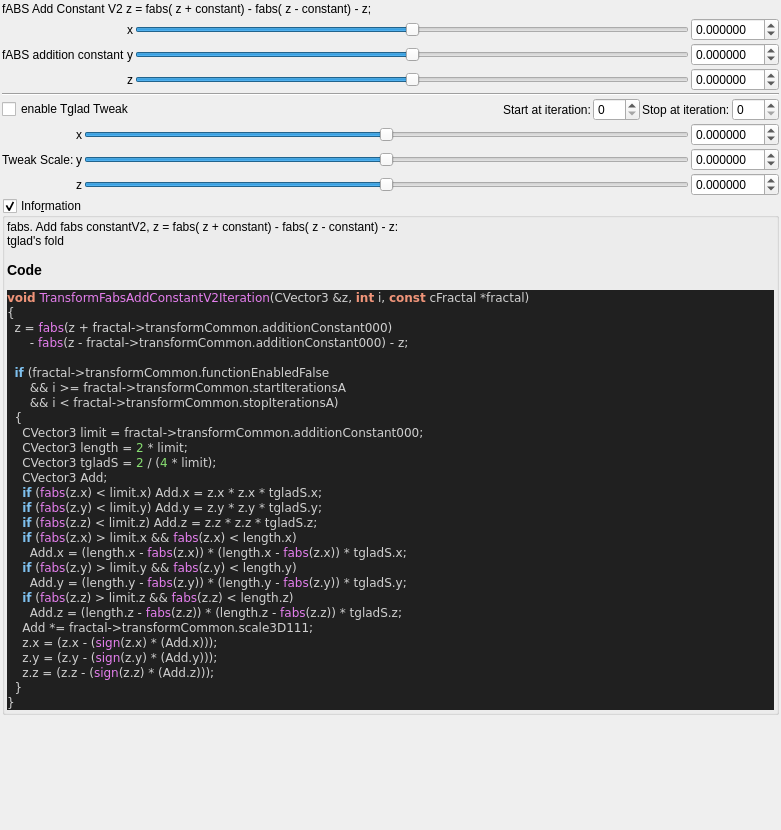
This is mandelbulber2/qt_data/fractal_transf_fabs_add_constantV2.ui in buddhi1980/mandelbulber2 as Qt 5 draws it before an edit. The edited form follows.
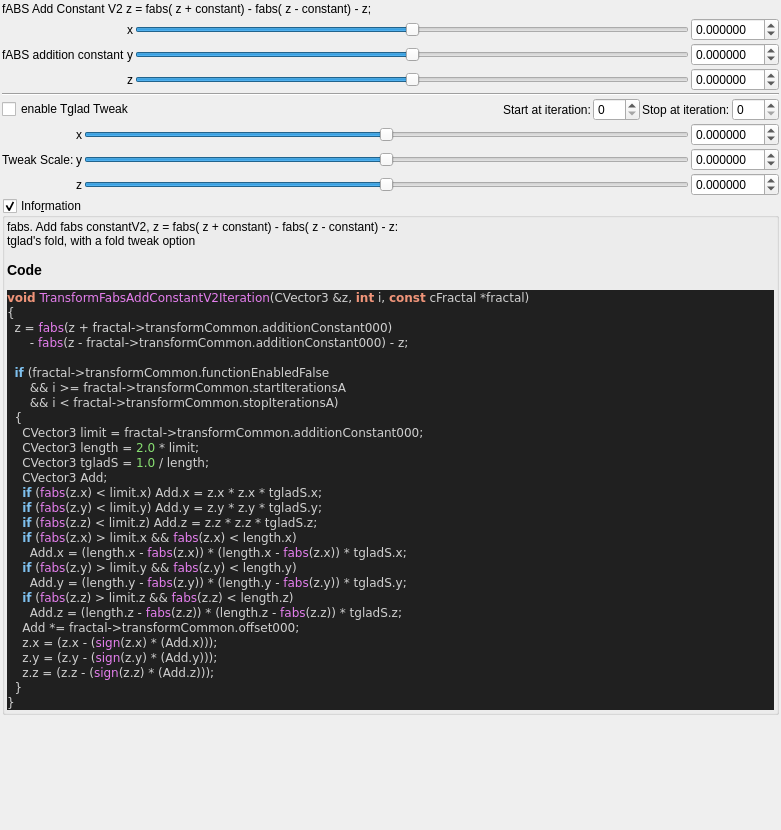
This is the edited form. Custom widgets are drawn as their Qt base class.

```diff
--- a/mandelbulber2/qt_data/fractal_transf_fabs_add_constantV2.ui
+++ b/mandelbulber2/qt_data/fractal_transf_fabs_add_constantV2.ui
@@ -501,7 +501,7 @@
       <item>
        <widget class="QLabel" name="label_code_content">
         <property name="text">
-         <string notr="true">&lt;p&gt;fabs. Add fabs constantV2,  z = fabs( z + constant) - fabs( z - constant) - z:&lt;br&gt;tglad's fold&lt;/p&gt;&lt;table&gt;
+         <string notr="true">&lt;p&gt;fabs. Add fabs constantV2,  z = fabs( z + constant) - fabs( z - constant) - z:&lt;br&gt;tglad's fold, with a fold tweak option&lt;/p&gt;&lt;table&gt;
 &lt;/table&gt;
 &lt;h3&gt;Code&lt;/h3&gt;
 &lt;body style=&quot;background-color:#202020&quot;&gt;
@@ -515,8 +515,8 @@
       &lt;span style=&quot;color:#d0d0d0&quot;&gt;&amp;amp;&amp;amp;&lt;/span&gt; i &lt;span style=&quot;color:#d0d0d0&quot;&gt;&amp;lt;&lt;/span&gt; fractal&lt;span style=&quot;color:#d0d0d0&quot;&gt;-&amp;gt;&lt;/span&gt;transformCommon&lt;span style=&quot;color:#d0d0d0&quot;&gt;.&lt;/span&gt;stopIterationsA&lt;span style=&quot;color:#d0d0d0&quot;&gt;)&lt;/span&gt;
   &lt;span style=&quot;color:#d0d0d0&quot;&gt;{&lt;/span&gt;
     CVector3 limit &lt;span style=&quot;color:#d0d0d0&quot;&gt;=&lt;/span&gt; fractal&lt;span style=&quot;color:#d0d0d0&quot;&gt;-&amp;gt;&lt;/span&gt;transformCommon&lt;span style=&quot;color:#d0d0d0&quot;&gt;.&lt;/span&gt;additionConstant000&lt;span style=&quot;color:#d0d0d0&quot;&gt;;&lt;/span&gt;
-    CVector3 length &lt;span style=&quot;color:#d0d0d0&quot;&gt;=&lt;/span&gt; &lt;span style=&quot;color:#87df71&quot;&gt;2&lt;/span&gt; &lt;span style=&quot;color:#d0d0d0&quot;&gt;*&lt;/span&gt; limit&lt;span style=&quot;color:#d0d0d0&quot;&gt;;&lt;/span&gt;
-    CVector3 tgladS &lt;span style=&quot;color:#d0d0d0&quot;&gt;=&lt;/span&gt; &lt;span style=&quot;color:#87df71&quot;&gt;2&lt;/span&gt; &lt;span style=&quot;color:#d0d0d0&quot;&gt;/ (&lt;/span&gt;&lt;span style=&quot;color:#87df71&quot;&gt;4&lt;/span&gt; &lt;span style=&quot;color:#d0d0d0&quot;&gt;*&lt;/span&gt; limit&lt;span style=&quot;color:#d0d0d0&quot;&gt;);&lt;/span&gt;
+    CVector3 length &lt;span style=&quot;color:#d0d0d0&quot;&gt;=&lt;/span&gt; &lt;span style=&quot;color:#87df71&quot;&gt;2.0&lt;/span&gt; &lt;span style=&quot;color:#d0d0d0&quot;&gt;*&lt;/span&gt; limit&lt;span style=&quot;color:#d0d0d0&quot;&gt;;&lt;/span&gt;
+    CVector3 tgladS &lt;span style=&quot;color:#d0d0d0&quot;&gt;=&lt;/span&gt; &lt;span style=&quot;color:#87df71&quot;&gt;1.0&lt;/span&gt; &lt;span style=&quot;color:#d0d0d0&quot;&gt;/&lt;/span&gt; length&lt;span style=&quot;color:#d0d0d0&quot;&gt;;&lt;/span&gt;
     CVector3 Add&lt;span style=&quot;color:#d0d0d0&quot;&gt;;&lt;/span&gt;
     &lt;span style=&quot;color:#7ec0ee; font-weight:bold&quot;&gt;if&lt;/span&gt; &lt;span style=&quot;color:#d0d0d0&quot;&gt;(&lt;/span&gt;&lt;span style=&quot;color:#e47eed&quot;&gt;fabs&lt;/span&gt;&lt;span style=&quot;color:#d0d0d0&quot;&gt;(&lt;/span&gt;z&lt;span style=&quot;color:#d0d0d0&quot;&gt;.&lt;/span&gt;x&lt;span style=&quot;color:#d0d0d0&quot;&gt;) &amp;lt;&lt;/span&gt; limit&lt;span style=&quot;color:#d0d0d0&quot;&gt;.&lt;/span&gt;x&lt;span style=&quot;color:#d0d0d0&quot;&gt;)&lt;/span&gt; Add&lt;span style=&quot;color:#d0d0d0&quot;&gt;.&lt;/span&gt;x &lt;span style=&quot;color:#d0d0d0&quot;&gt;=&lt;/span&gt; z&lt;span style=&quot;color:#d0d0d0&quot;&gt;.&lt;/span&gt;x &lt;span style=&quot;color:#d0d0d0&quot;&gt;*&lt;/span&gt; z&lt;span style=&quot;color:#d0d0d0&quot;&gt;.&lt;/span&gt;x &lt;span style=&quot;color:#d0d0d0&quot;&gt;*&lt;/span&gt; tgladS&lt;span style=&quot;color:#d0d0d0&quot;&gt;.&lt;/span&gt;x&lt;span style=&quot;color:#d0d0d0&quot;&gt;;&lt;/span&gt;
     &lt;span style=&quot;color:#7ec0ee; font-weight:bold&quot;&gt;if&lt;/span&gt; &lt;span style=&quot;color:#d0d0d0&quot;&gt;(&lt;/span&gt;&lt;span style=&quot;color:#e47eed&quot;&gt;fabs&lt;/span&gt;&lt;span style=&quot;color:#d0d0d0&quot;&gt;(&lt;/span&gt;z&lt;span style=&quot;color:#d0d0d0&quot;&gt;.&lt;/span&gt;y&lt;span style=&quot;color:#d0d0d0&quot;&gt;) &amp;lt;&lt;/span&gt; limit&lt;span style=&quot;color:#d0d0d0&quot;&gt;.&lt;/span&gt;y&lt;span style=&quot;color:#d0d0d0&quot;&gt;)&lt;/span&gt; Add&lt;span style=&quot;color:#d0d0d0&quot;&gt;.&lt;/span&gt;y &lt;span style=&quot;color:#d0d0d0&quot;&gt;=&lt;/span&gt; z&lt;span style=&quot;color:#d0d0d0&quot;&gt;.&lt;/span&gt;y &lt;span style=&quot;color:#d0d0d0&quot;&gt;*&lt;/span&gt; z&lt;span style=&quot;color:#d0d0d0&quot;&gt;.&lt;/span&gt;y &lt;span style=&quot;color:#d0d0d0&quot;&gt;*&lt;/span&gt; tgladS&lt;span style=&quot;color:#d0d0d0&quot;&gt;.&lt;/span&gt;y&lt;span style=&quot;color:#d0d0d0&quot;&gt;;&lt;/span&gt;
@@ -527,7 +527,7 @@
       Add&lt;span style=&quot;color:#d0d0d0&quot;&gt;.&lt;/span&gt;y &lt;span style=&quot;color:#d0d0d0&quot;&gt;= (&lt;/span&gt;length&lt;span style=&quot;color:#d0d0d0&quot;&gt;.&lt;/span&gt;y &lt;span style=&quot;color:#d0d0d0&quot;&gt;-&lt;/span&gt; &lt;span style=&quot;color:#e47eed&quot;&gt;fabs&lt;/span&gt;&lt;span style=&quot;color:#d0d0d0&quot;&gt;(&lt;/span&gt;z&lt;span style=&quot;color:#d0d0d0&quot;&gt;.&lt;/span&gt;y&lt;span style=&quot;color:#d0d0d0&quot;&gt;)) * (&lt;/span&gt;length&lt;span style=&quot;color:#d0d0d0&quot;&gt;.&lt;/span&gt;y &lt;span style=&quot;color:#d0d0d0&quot;&gt;-&lt;/span&gt; &lt;span style=&quot;color:#e47eed&quot;&gt;fabs&lt;/span&gt;&lt;span style=&quot;color:#d0d0d0&quot;&gt;(&lt;/span&gt;z&lt;span style=&quot;color:#d0d0d0&quot;&gt;.&lt;/span&gt;y&lt;span style=&quot;color:#d0d0d0&quot;&gt;)) *&lt;/span&gt; tgladS&lt;span style=&quot;color:#d0d0d0&quot;&gt;.&lt;/span&gt;y&lt;span style=&quot;color:#d0d0d0&quot;&gt;;&lt;/span&gt;
     &lt;span style=&quot;color:#7ec0ee; font-weight:bold&quot;&gt;if&lt;/span&gt; &lt;span style=&quot;color:#d0d0d0&quot;&gt;(&lt;/span&gt;&lt;span style=&quot;color:#e47eed&quot;&gt;fabs&lt;/span&gt;&lt;span style=&quot;color:#d0d0d0&quot;&gt;(&lt;/span&gt;z&lt;span style=&quot;color:#d0d0d0&quot;&gt;.&lt;/span&gt;z&lt;span style=&quot;color:#d0d0d0&quot;&gt;) &amp;gt;&lt;/span&gt; limit&lt;span style=&quot;color:#d0d0d0&quot;&gt;.&lt;/span&gt;z &lt;span style=&quot;color:#d0d0d0&quot;&gt;&amp;amp;&amp;amp;&lt;/span&gt; &lt;span style=&quot;color:#e47eed&quot;&gt;fabs&lt;/span&gt;&lt;span style=&quot;color:#d0d0d0&quot;&gt;(&lt;/span&gt;z&lt;span style=&quot;color:#d0d0d0&quot;&gt;.&lt;/span&gt;z&lt;span style=&quot;color:#d0d0d0&quot;&gt;) &amp;lt;&lt;/span&gt; length&lt;span style=&quot;color:#d0d0d0&quot;&gt;.&lt;/span&gt;z&lt;span style=&quot;color:#d0d0d0&quot;&gt;)&lt;/span&gt;
       Add&lt;span style=&quot;color:#d0d0d0&quot;&gt;.&lt;/span&gt;z &lt;span style=&quot;color:#d0d0d0&quot;&gt;= (&lt;/span&gt;length&lt;span style=&quot;color:#d0d0d0&quot;&gt;.&lt;/span&gt;z &lt;span style=&quot;color:#d0d0d0&quot;&gt;-&lt;/span&gt; &lt;span style=&quot;color:#e47eed&quot;&gt;fabs&lt;/span&gt;&lt;span style=&quot;color:#d0d0d0&quot;&gt;(&lt;/span&gt;z&lt;span style=&quot;color:#d0d0d0&quot;&gt;.&lt;/span&gt;z&lt;span style=&quot;color:#d0d0d0&quot;&gt;)) * (&lt;/span&gt;length&lt;span style=&quot;color:#d0d0d0&quot;&gt;.&lt;/span&gt;z &lt;span style=&quot;color:#d0d0d0&quot;&gt;-&lt;/span&gt; &lt;span style=&quot;color:#e47eed&quot;&gt;fabs&lt;/span&gt;&lt;span style=&quot;color:#d0d0d0&quot;&gt;(&lt;/span&gt;z&lt;span style=&quot;color:#d0d0d0&quot;&gt;.&lt;/span&gt;z&lt;span style=&quot;color:#d0d0d0&quot;&gt;)) *&lt;/span&gt; tgladS&lt;span style=&quot;color:#d0d0d0&quot;&gt;.&lt;/span&gt;z&lt;span style=&quot;color:#d0d0d0&quot;&gt;;&lt;/span&gt;
-    Add &lt;span style=&quot;color:#d0d0d0&quot;&gt;*=&lt;/span&gt; fractal&lt;span style=&quot;color:#d0d0d0&quot;&gt;-&amp;gt;&lt;/span&gt;transformCommon&lt;span style=&quot;color:#d0d0d0&quot;&gt;.&lt;/span&gt;scale3D111&lt;span style=&quot;color:#d0d0d0&quot;&gt;;&lt;/span&gt;
+    Add &lt;span style=&quot;color:#d0d0d0&quot;&gt;*=&lt;/span&gt; fractal&lt;span style=&quot;color:#d0d0d0&quot;&gt;-&amp;gt;&lt;/span&gt;transformCommon&lt;span style=&quot;color:#d0d0d0&quot;&gt;.&lt;/span&gt;offset000&lt;span style=&quot;color:#d0d0d0&quot;&gt;;&lt;/span&gt;
     z&lt;span style=&quot;color:#d0d0d0&quot;&gt;.&lt;/span&gt;x &lt;span style=&quot;color:#d0d0d0&quot;&gt;= (&lt;/span&gt;z&lt;span style=&quot;color:#d0d0d0&quot;&gt;.&lt;/span&gt;x &lt;span style=&quot;color:#d0d0d0&quot;&gt;- (&lt;/span&gt;&lt;span style=&quot;color:#e47eed&quot;&gt;sign&lt;/span&gt;&lt;span style=&quot;color:#d0d0d0&quot;&gt;(&lt;/span&gt;z&lt;span style=&quot;color:#d0d0d0&quot;&gt;.&lt;/span&gt;x&lt;span style=&quot;color:#d0d0d0&quot;&gt;) * (&lt;/span&gt;Add&lt;span style=&quot;color:#d0d0d0&quot;&gt;.&lt;/span&gt;x&lt;span style=&quot;color:#d0d0d0&quot;&gt;)));&lt;/span&gt;
     z&lt;span style=&quot;color:#d0d0d0&quot;&gt;.&lt;/span&gt;y &lt;span style=&quot;color:#d0d0d0&quot;&gt;= (&lt;/span&gt;z&lt;span style=&quot;color:#d0d0d0&quot;&gt;.&lt;/span&gt;y &lt;span style=&quot;color:#d0d0d0&quot;&gt;- (&lt;/span&gt;&lt;span style=&quot;color:#e47eed&quot;&gt;sign&lt;/span&gt;&lt;span style=&quot;color:#d0d0d0&quot;&gt;(&lt;/span&gt;z&lt;span style=&quot;color:#d0d0d0&quot;&gt;.&lt;/span&gt;y&lt;span style=&quot;color:#d0d0d0&quot;&gt;) * (&lt;/span&gt;Add&lt;span style=&quot;color:#d0d0d0&quot;&gt;.&lt;/span&gt;y&lt;span style=&quot;color:#d0d0d0&quot;&gt;)));&lt;/span&gt;
     z&lt;span style=&quot;color:#d0d0d0&quot;&gt;.&lt;/span&gt;z &lt;span style=&quot;color:#d0d0d0&quot;&gt;= (&lt;/span&gt;z&lt;span style=&quot;color:#d0d0d0&quot;&gt;.&lt;/span&gt;z &lt;span style=&quot;color:#d0d0d0&quot;&gt;- (&lt;/span&gt;&lt;span style=&quot;color:#e47eed&quot;&gt;sign&lt;/span&gt;&lt;span style=&quot;color:#d0d0d0&quot;&gt;(&lt;/span&gt;z&lt;span style=&quot;color:#d0d0d0&quot;&gt;.&lt;/span&gt;z&lt;span style=&quot;color:#d0d0d0&quot;&gt;) * (&lt;/span&gt;Add&lt;span style=&quot;color:#d0d0d0&quot;&gt;.&lt;/span&gt;z&lt;span style=&quot;color:#d0d0d0&quot;&gt;)));&lt;/span&gt;
```
Left out of the diff: 2 changed lines with no effect on the pictures.
